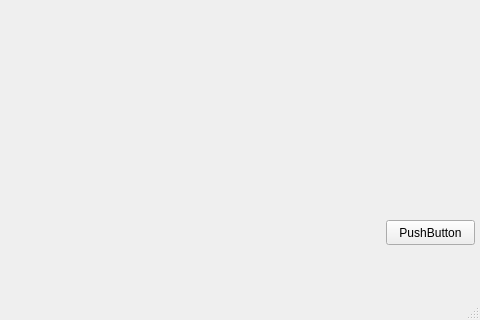
This is newBlackBetty.ui in georgeExotic/BlackBetty_v2 as Qt 5 draws it before an edit; both pictures show x 544 to 1024 and y 280 to 600 of the 1024 by 600 pixel window. The edited form follows.
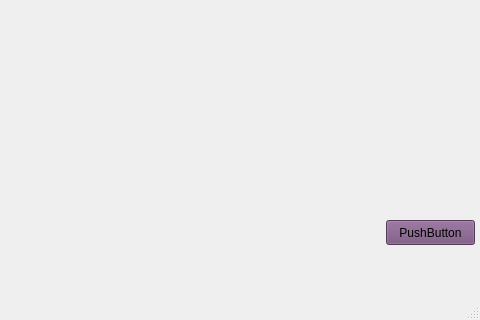
This is the edited form.

```diff
--- a/newBlackBetty.ui
+++ b/newBlackBetty.ui
@@ -41,6 +41,9 @@
       <height>25</height>
      </rect>
     </property>
+    <property name="styleSheet">
+     <string notr="true">background-color: rgb(117, 80, 123);</string>
+    </property>
     <property name="text">
      <string>PushButton</string>
     </property>
```
